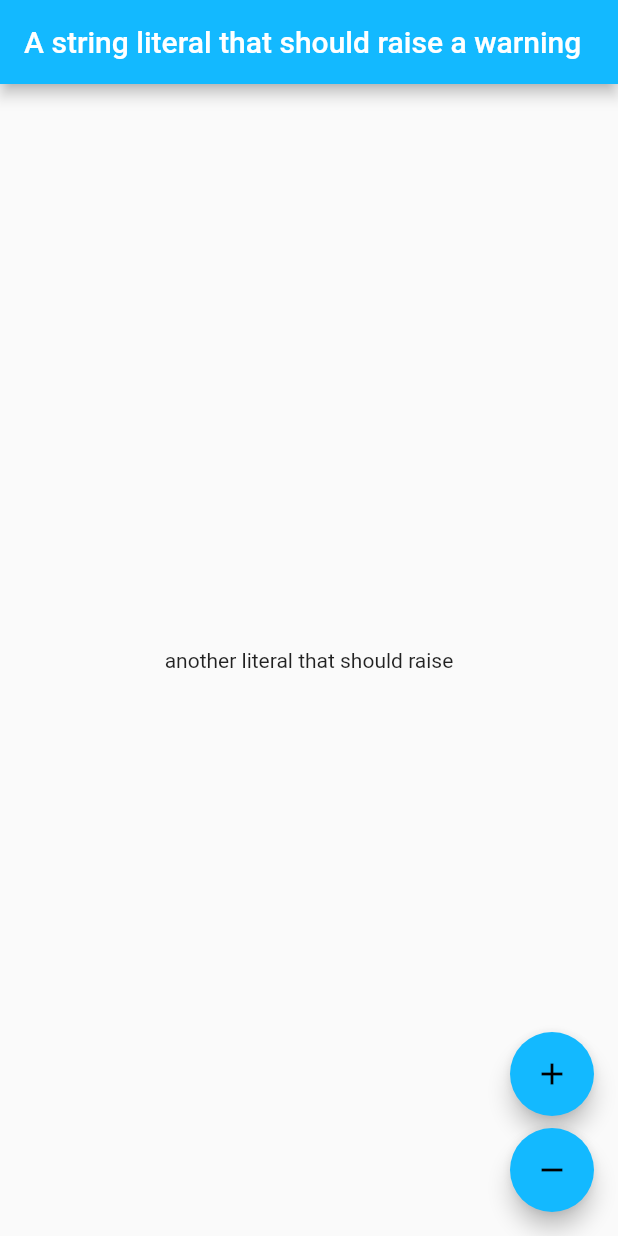
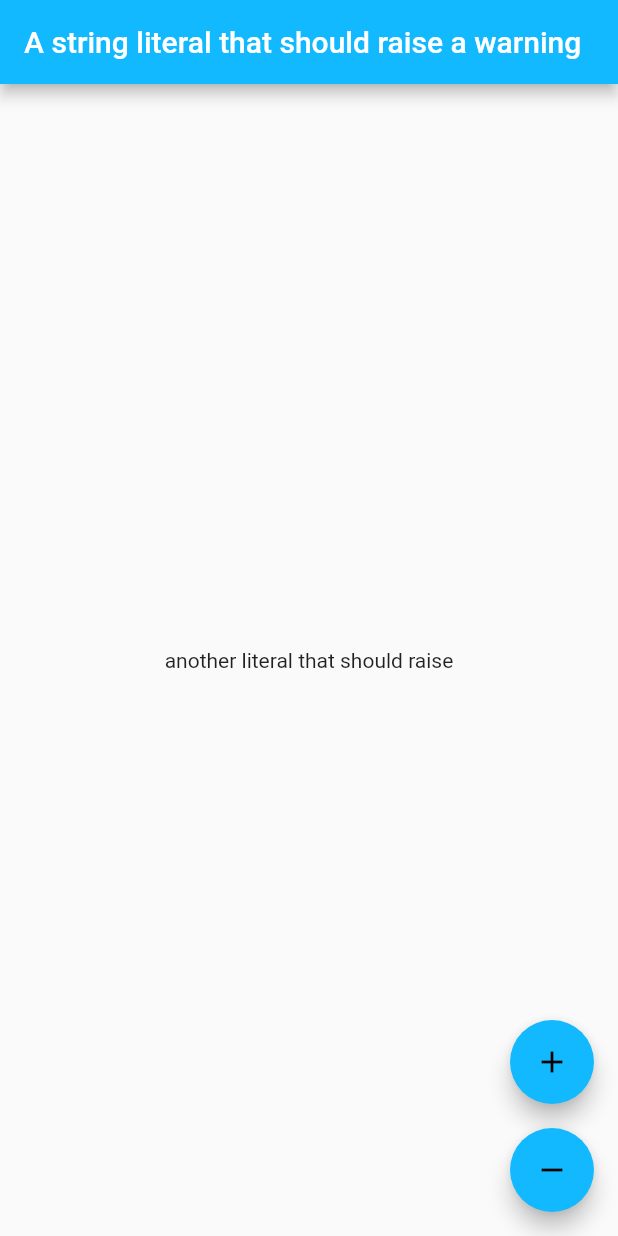
Before and after one commit to gbassisp/extra_lints, a Flutter app: the screen it shows after launch, on a phone screen of 412 x 824 dp. Run offline on Flutter 3.47's test engine with Material 2 defaults, Android fonts, the phone set to English and light mode, and no system bars; our stand-ins replace bloc, flutter_bloc; missing offline and left inert: analyzer, custom_lint_builder; generated files the repository leaves out were written again.

```diff
--- a/example/lib/counter/view/counter_page.dart
+++ b/example/lib/counter/view/counter_page.dart
@@ -1,3 +1,5 @@
+// ignore_for_file: prefer_if_elements_to_conditional_expressions
+
 import 'package:example/counter/counter.dart';
 import 'package:flutter/material.dart';
 import 'package:flutter_bloc/flutter_bloc.dart';
@@ -30,8 +32,10 @@ class _SomeStatefulWidgetState extends State<SomeStatefulWidget> {
 }
 
 class CounterView extends StatelessWidget {
-  const CounterView({Key? key}) : super(key: key);
+  const CounterView({Key? key, this.enumCase = AnotherTest.a})
+      : super(key: key);
 
+  final AnotherTest enumCase;
   @override
   Widget build(BuildContext context) {
     // expect_lint: avoid_string_literals_inside_widget
@@ -52,7 +56,20 @@ class CounterView extends StatelessWidget {
             onPressed: () => context.read<CounterCubit>().increment(),
             child: const Icon(Icons.add),
           ),
-          const SizedBox(height: 8),
+          // enums should always be exhaustively tested;
+          // perhaps create an extension method instead of doing this:
+
+          // expect_lint: avoid_if_with_enum
+          if (enumCase == AnotherTest.a)
+            const SizedBox(height: 8)
+          else
+            const SizedBox(height: 10),
+
+          // expect_lint: avoid_if_with_enum
+          enumCase == AnotherTest.a
+              ? const SizedBox(height: 8)
+              : const SizedBox(height: 10),
+
           FloatingActionButton(
             onPressed: () => context.read<CounterCubit>().decrement(),
             child: const Icon(Icons.remove),
@@ -62,6 +79,8 @@ class CounterView extends StatelessWidget {
     );
   }
 }
+
+enum AnotherTest { a, b }
 
 class CounterText extends StatelessWidget {
   const CounterText({Key? key, this.deprecatedParam})
```
